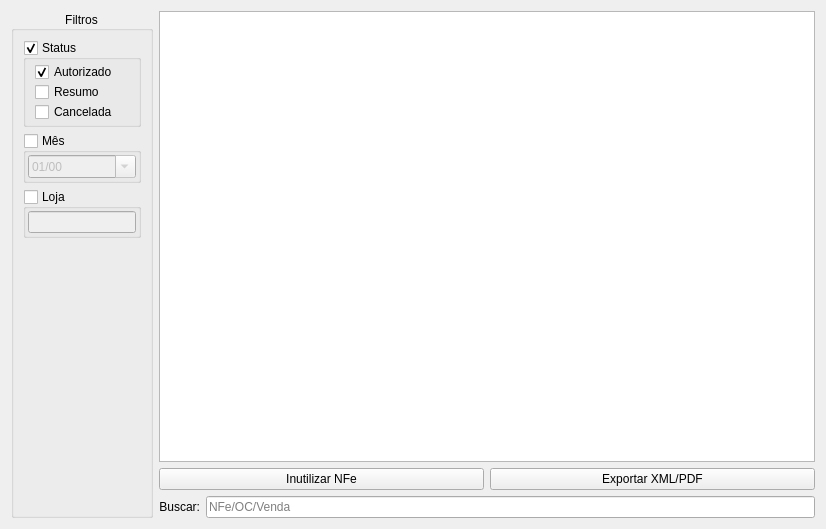
darktorres/ERP-STACCATO, file ui/widgetnfeentrada.ui: the form before one commit.
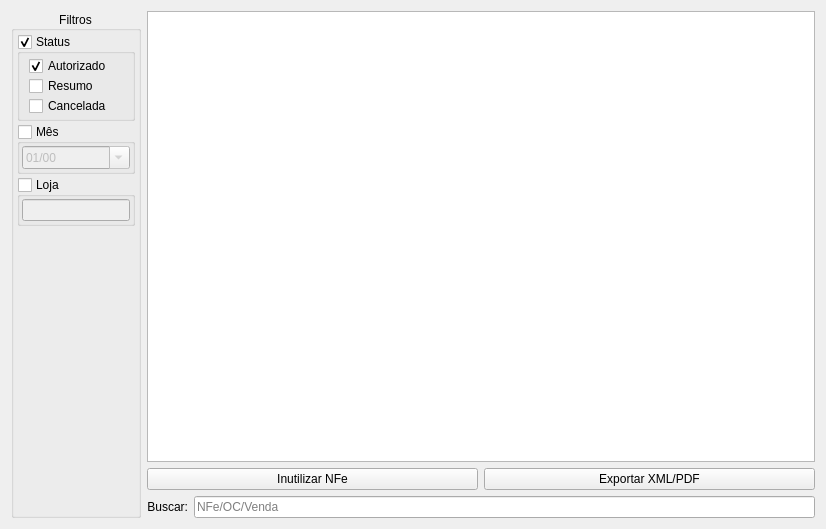
The form after the commit. Custom widgets are drawn as their Qt base class.

Diff of the .ui file:
```diff
--- a/ui/widgetnfeentrada.ui
+++ b/ui/widgetnfeentrada.ui
@@ -93,6 +93,21 @@
       <set>Qt::AlignCenter</set>
      </property>
      <layout class="QVBoxLayout" name="verticalLayout_3">
+      <property name="spacing">
+       <number>3</number>
+      </property>
+      <property name="leftMargin">
+       <number>3</number>
+      </property>
+      <property name="topMargin">
+       <number>3</number>
+      </property>
+      <property name="rightMargin">
+       <number>3</number>
+      </property>
+      <property name="bottomMargin">
+       <number>3</number>
+      </property>
       <item>
        <widget class="QGroupBox" name="groupBoxStatus">
         <property name="title">
```
Left out of the diff: 4 changed lines with no effect on the pictures.
